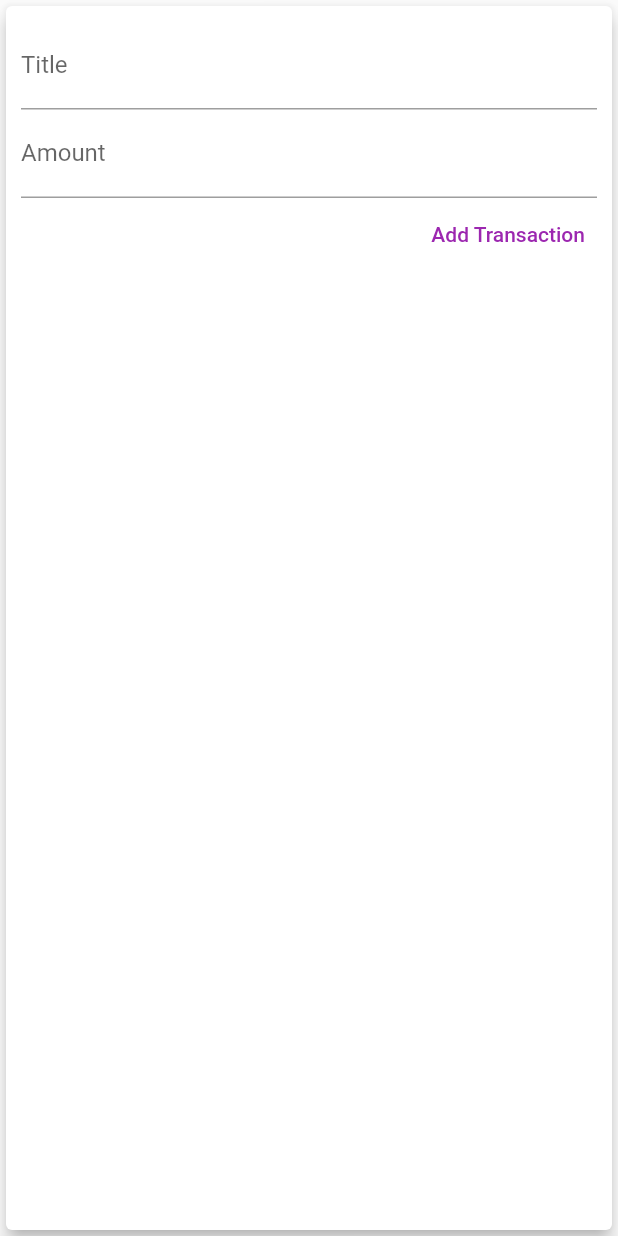
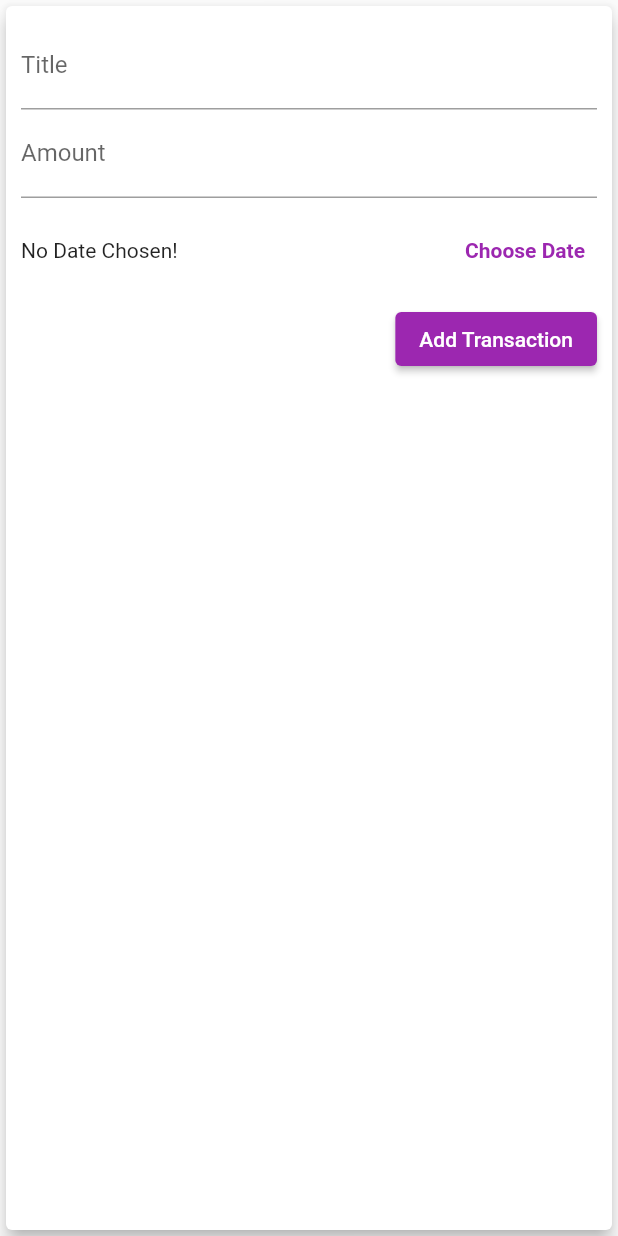
Before and after one commit to stanzealot/expense_planner, a Flutter app: the NewTransaction widget shown alone on an empty page, opened directly with empty values, after a tap on "Add Transaction", on a phone screen of 412 x 824 dp. Run offline on Flutter 3.47's test engine with Material 2 defaults, Android fonts, the phone set to English and light mode, and no system bars; missing offline and left inert: dart:ffi.

Commit message:
add date picker

```diff
--- a/lib/main.dart
+++ b/lib/main.dart
@@ -56,12 +56,12 @@ class _MyHomePageState extends State<MyHomePage> {
         DateTime.now().subtract(Duration(days: 7)));
     }).toList();
   }
-  void _addNewTransaction(String txTitle, double txAmount){
+  void _addNewTransaction(String txTitle, double txAmount, DateTime chosenDate){
      final newTrn = Transaction(
       id: DateTime.now().toString(),
       title: txTitle,
       amount: txAmount,
-      date: DateTime.now()
+      date: chosenDate,
       );
       setState(() {
         useTransaction.add(newTrn);
--- a/lib/widgets/new_transaction.dart
+++ b/lib/widgets/new_transaction.dart
@@ -1,4 +1,5 @@
 import 'package:flutter/material.dart';
+import 'package:intl/intl.dart';
 
 class NewTransaction extends StatefulWidget {
 
@@ -13,18 +14,38 @@ class _NewTransactionState extends State<NewTransaction> {
   final titleController = TextEditingController();
 
   final amountController = TextEditingController();
+   DateTime? _selectedDate ;
+  void handleAddTransaction(){
 
-  void handleAddTransaction(){
+    if(amountController.text.isEmpty){
+      return;
+    }
      final title = titleController.text;
      final amount = double.parse(amountController.text);
-     if(title.isEmpty || amount <=0){
+     if(title.isEmpty || amount <=0 || _selectedDate == null){
         return;
      }
-    widget._addTransaction(title,amount);
+    widget._addTransaction(title,amount,_selectedDate);
     //close the outermost screen
     Navigator.of(context).pop();
   }
 
+  void _presentDatePicker() {
+    showDatePicker(
+      context: context,
+      initialDate: DateTime.now(),
+      firstDate: DateTime(2019),
+      lastDate: DateTime.now(),
+    ).then((pickedDate) {
+      if (pickedDate == null) {
+        return;
+      }
+      setState(() {
+        _selectedDate = pickedDate;
+      });
+    });
+    print('...');
+  }
   @override
   Widget build(BuildContext context) {
     return Card(
@@ -44,12 +65,40 @@ class _NewTransactionState extends State<NewTransaction> {
                     controller: amountController,
                     keyboardType: const TextInputType.numberWithOptions(decimal:true),
                     onSubmitted: (_) => handleAddTransaction(),
+                  ),
+                  Container(
+                      height: 70,
+                      child: Row(
+                        children: <Widget>[
+                          Expanded(
+                            child: Text(
+                              _selectedDate == null
+                                  ? 'No Date Chosen!'
+                                  : 'Picked Date: ${DateFormat.yMd().format(_selectedDate!)}',
+                            ),
+                          ),
+                          TextButton(
+                            style: TextButton.styleFrom(
+                              primary: Theme.of(context).primaryColor
+                            ),
+                            child: Text(
+                              'Choose Date',
+                              style: TextStyle(
+                                fontWeight: FontWeight.bold,
+                              ),
+                            ),
+                            onPressed: _presentDatePicker,
+                          ),
+                        ],
+                            ),
                     ),
-                   TextButton(
+                    ElevatedButton(
                     onPressed: handleAddTransaction,
 
-                    style: TextButton.styleFrom(
-                      primary: Colors.purple
+                    style: ElevatedButton.styleFrom(
+                      backgroundColor: Colors.purple,
+                      foregroundColor: Colors.white
+
                     ),
                     child: const Text("Add Transaction")
                     )
--- a/lib/widgets/transaction_list.dart
+++ b/lib/widgets/transaction_list.dart
@@ -25,7 +25,7 @@ class TransactionList extends StatelessWidget {
                 Container(
                     height: 200,
                     child: Image.asset(
-                      'assets/images/waiting.png',
+                      './lib/assets/images/waiting.png',
                       fit: BoxFit.cover,
                     )),
               ],
```
